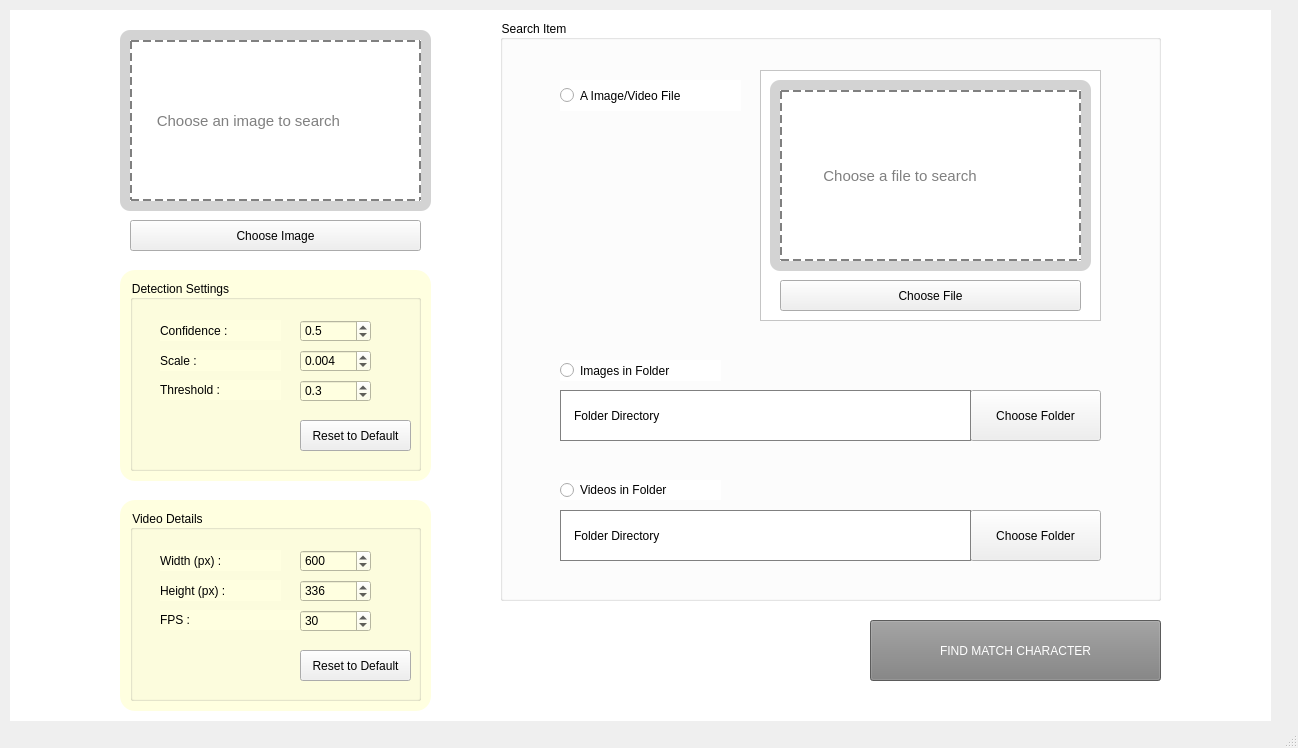
First picture: the form in UI_ccir.ui, repository syaz131/Gui-cartoon-retrieval, before the edit.
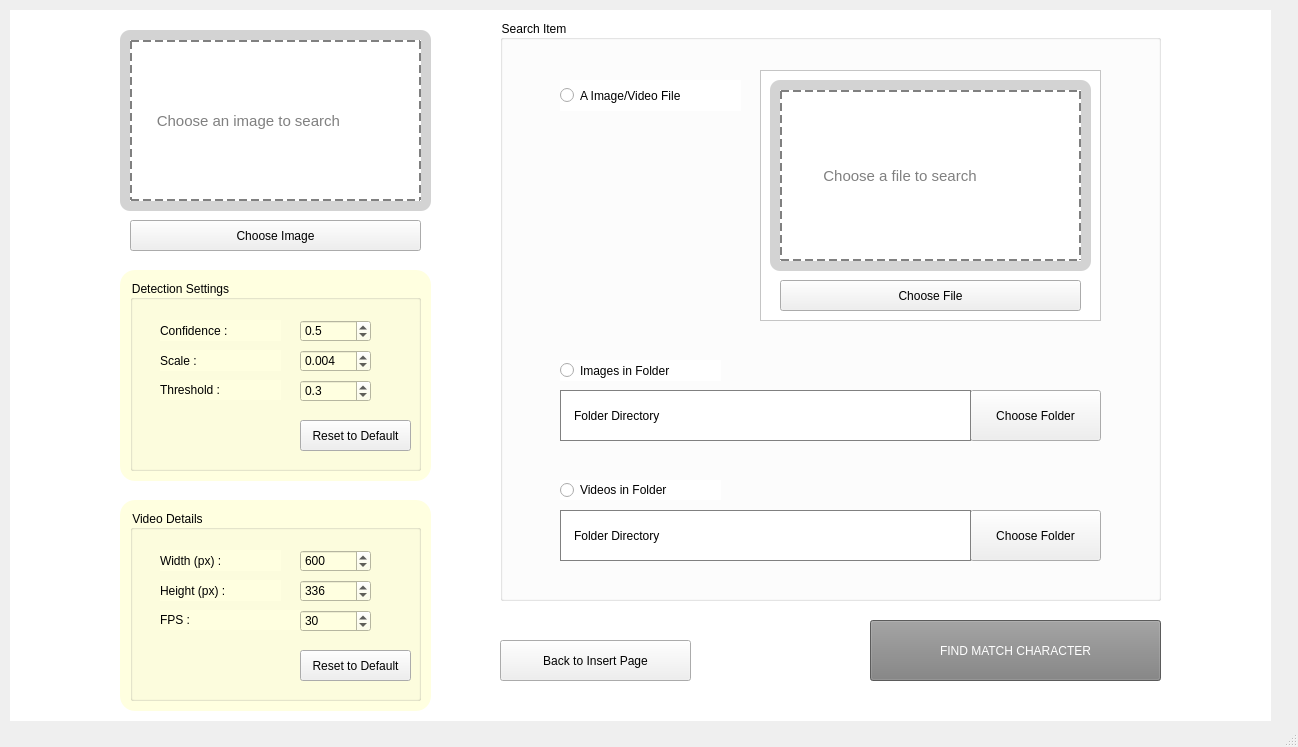
Second picture: the form after the edit. The open tabs and pages were chosen to show the change. Icons and pictures are not drawn.

Diff of the .ui file:
```diff
--- a/UI_ccir.ui
+++ b/UI_ccir.ui
@@ -7,7 +7,7 @@
     <x>0</x>
     <y>0</y>
     <width>1298</width>
-    <height>748</height>
+    <height>747</height>
    </rect>
   </property>
   <property name="minimumSize">
@@ -1144,6 +1144,26 @@
        <enum>QFrame::Raised</enum>
       </property>
      </widget>
+     <widget class="QPushButton" name="btn_toInsertPage">
+      <property name="enabled">
+       <bool>true</bool>
+      </property>
+      <property name="geometry">
+       <rect>
+        <x>490</x>
+        <y>630</y>
+        <width>191</width>
+        <height>41</height>
+       </rect>
+      </property>
+      <property name="styleSheet">
+       <string notr="true">font: 9pt &quot;Arial Rounded MT Bold&quot;, &quot;Arial&quot;;
+background-color: none;</string>
+      </property>
+      <property name="text">
+       <string>Back to Insert Page</string>
+      </property>
+     </widget>
      <zorder>frame_dragDrop_6</zorder>
      <zorder>frame_dragDrop_5</zorder>
      <zorder>groupBox_4</zorder>
```
Left out of the diff: 5 changed lines with no effect on the pictures.
